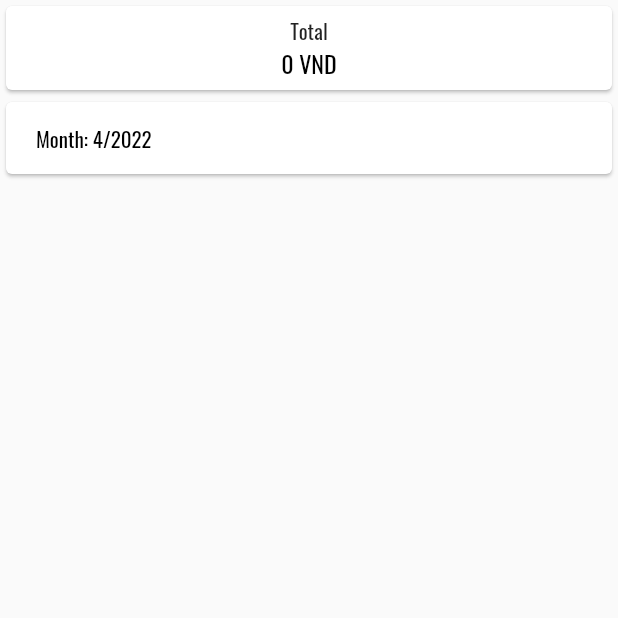
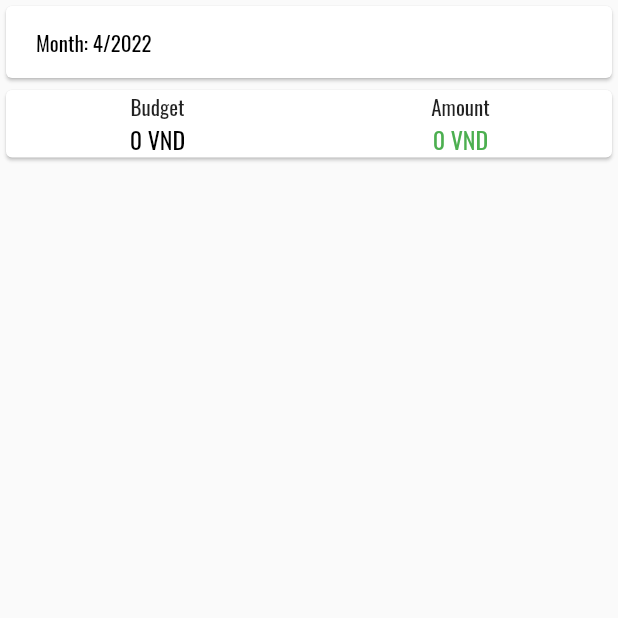
Before and after one commit to thagdet96/opalus, a Flutter app: the BudgetScreen screen opened directly, on a phone screen of 412 x 824 dp, the top half of it. Run offline on Flutter 3.47's test engine with Material 2 defaults, Android fonts, the phone set to English and light mode, and no system bars; our stand-ins replace badges, date_time_picker, flutter_masked_text, flutter_svg, fluttertoast, scroll_to_index and 2 more; missing offline and left inert: cell_calendar, filter_list, month_year_picker, shared_preferences_settings; accounts and stored records are empty.

Commit message:
feat: Add budget for tags

```diff
--- a/lib/src/models/response/summarizeTag.dart
+++ b/lib/src/models/response/summarizeTag.dart
@@ -1,21 +1,26 @@
 import 'dart:convert';
+
 import 'package:opalus/src/models/index.dart';
 
 class SummarizeTag {
   final Tag tag;
   final int amount;
+  final int budget;
   SummarizeTag({
     required this.tag,
     required this.amount,
+    required this.budget,
   });
 
   SummarizeTag copyWith({
     Tag? tag,
     int? amount,
+    int? budget,
   }) {
     return SummarizeTag(
       tag: tag ?? this.tag,
       amount: amount ?? this.amount,
+      budget: budget ?? this.budget,
     );
   }
 
@@ -24,6 +29,7 @@ class SummarizeTag {
 
     result.addAll({'tag': tag.toMap()});
     result.addAll({'amount': amount});
+    result.addAll({'budget': budget});
 
     return result;
   }
@@ -32,6 +38,7 @@ class SummarizeTag {
     return SummarizeTag(
       tag: Tag.fromMap(map['tag']),
       amount: map['amount']?.toInt() ?? 0,
+      budget: map['budget']?.toInt() ?? 0,
     );
   }
 
@@ -41,15 +48,19 @@ class SummarizeTag {
       SummarizeTag.fromMap(json.decode(source));
 
   @override
-  String toString() => 'SummarizeTag(tag: $tag, amount: $amount)';
+  String toString() =>
+      'SummarizeTag(tag: $tag, amount: $amount, budget: $budget)';
 
   @override
   bool operator ==(Object other) {
     if (identical(this, other)) return true;
 
-    return other is SummarizeTag && other.tag == tag && other.amount == amount;
+    return other is SummarizeTag &&
+        other.tag == tag &&
+        other.amount == amount &&
+        other.budget == budget;
   }
 
   @override
-  int get hashCode => tag.hashCode ^ amount.hashCode;
+  int get hashCode => tag.hashCode ^ amount.hashCode ^ budget.hashCode;
 }
--- a/lib/src/utils/constants.dart
+++ b/lib/src/utils/constants.dart
@@ -7,5 +7,7 @@ class CONSTANT_TEXT {
   static const INCOME = 'Income';
   static const OUTCOME = 'Outcome';
   static const TOTAL = 'Total';
+  static const BUDGET = 'Budget';
+  static const AMOUNT = 'Amount';
   static const ERROR_REQUIRED_FIELD = 'This field is required';
 }
--- a/lib/src/utils/formats.dart
+++ b/lib/src/utils/formats.dart
@@ -44,5 +44,7 @@ Text convertToCurrencyV2(int amount, {TextStyle? style, TextAlign? textAlign}) {
 String getRange({required DateTime startDate, required DateTime endDate}) {
   const String pattern = 'dd/MM';
 
-  return DateFormat(pattern).format(startDate) + ' ~ ' + DateFormat(pattern).format(endDate);
+  return DateFormat(pattern).format(startDate) +
+      ' ~ ' +
+      DateFormat(pattern).format(endDate);
 }
--- /dev/null
+++ b/lib/src/views/components/budget/budgetBar.dart
@@ -0,0 +1,42 @@
+import 'package:flutter/material.dart';
+import 'package:opalus/src/utils/constants.dart';
+import 'package:opalus/src/utils/formats.dart';
+import 'package:opalus/src/utils/myTheme.dart';
+import 'package:opalus/src/views/components/transaction/byGroup/summarizedTopItem.dart';
+
+class BudgetBar extends StatelessWidget implements PreferredSizeWidget {
+  final int budget;
+  final int amount;
+  Size get preferredSize => const Size.fromHeight(64);
+
+  BudgetBar({required this.budget, required this.amount});
+
+  @override
+  Widget build(BuildContext context) {
+    return Card(
+      child: Row(
+        children: [
+          SummarizedTopItem(
+            title: CONSTANT_TEXT.BUDGET,
+            amount: convertToCurrency(
+              budget,
+              style: MyTheme.bigCurrency(context),
+            ),
+          ),
+          SummarizedTopItem(
+            title: CONSTANT_TEXT.AMOUNT,
+            amount: convertToCurrency(
+              amount,
+              style: MyTheme.bigCurrency(
+                context,
+                amount > budget
+                    ? TRANSACTION_TYPE.OUTCOME
+                    : TRANSACTION_TYPE.INCOME,
+              ),
+            ),
+          ),
+        ],
+      ),
+    );
+  }
+}
--- a/lib/src/views/components/statistic/content/ListByTag.dart
+++ b/lib/src/views/components/statistic/content/ListByTag.dart
@@ -73,7 +73,6 @@ class ListByTagState extends State<ListByTag> {
   @override
   Widget build(BuildContext context) {
     return Scaffold(
-      appBar: TotalBar(total: total),
       body: Column(
         children: [
           TagFilter(
@@ -85,6 +84,7 @@ class ListByTagState extends State<ListByTag> {
             endDate: endDate,
             onChangeDate: onChangeDate,
           ),
+          TotalBar(total: total),
           Expanded(
             child: ListView.separated(
               itemCount: groupTransactionByTag.length,
--- a/lib/src/views/ui/budget/budgetScreen.dart
+++ b/lib/src/views/ui/budget/budgetScreen.dart
@@ -3,8 +3,8 @@ import 'package:month_year_picker/month_year_picker.dart';
 import 'package:opalus/src/models/response/summarizeTag.dart';
 import 'package:opalus/src/services/tag.dart';
 import 'package:opalus/src/services/transaction.dart';
+import 'package:opalus/src/views/components/budget/BudgetBar.dart';
 import 'package:opalus/src/views/components/budget/rowTagBudget.dart';
-import 'package:opalus/src/views/components/statistic/header/TotalBar.dart';
 import 'package:shared_preferences_settings/shared_preferences_settings.dart';
 
 class BudgetScreen extends StatefulWidget {
@@ -17,7 +17,8 @@ class BudgetScreenState extends State<BudgetScreen> {
   final tagService = TagService();
   DateTime date = DateTime.now();
   late final List<SummarizeTag> budgetTags;
-  int total = 0;
+  int totalAmount = 0;
+  int totalBudget = 0;
   List<SummarizeTag> summarizeTags = [];
 
   @override
@@ -28,15 +29,23 @@ class BudgetScreenState extends State<BudgetScreen> {
 
   onMounted() async {
     var allTags = await tagService.getAll();
+    int allBudget = 0;
     budgetTags = await allTags.fold([], (previousValue, tag) async {
       int budget = int.parse(
         await Settings().getString(tag.name + '-setting', '0'),
       );
 
-      if (budget == 0) return previousValue == null ? [] : previousValue;
+      if (budget == 0) return previousValue;
 
-      (await previousValue).add(SummarizeTag(tag: tag, amount: budget));
+      (await previousValue)
+          .add(SummarizeTag(tag: tag, budget: budget, amount: 0));
+      allBudget += budget;
+
       return previousValue;
+    });
+
+    setState(() {
+      totalBudget = allBudget;
     });
 
     summarizeBudgetTag();
@@ -60,16 +69,14 @@ class BudgetScreenState extends State<BudgetScreen> {
   }
 
   void summarizeBudgetTag() async {
-    var listIds = budgetTags.map((e) => e.tag.id).toList();
-
     var fetched = await transactionService.summarizeBudgetTag(
       DateTime(date.year, date.month, 1),
       DateTime(date.year, date.month + 1, 0),
-      listIds,
+      budgetTags,
     );
 
     setState(() {
-      total = fetched.total;
+      totalAmount = fetched.total;
       summarizeTags = fetched.summarizeTags;
     });
   }
@@ -78,9 +85,6 @@ class BudgetScreenState extends State<BudgetScreen> {
   Widget build(BuildContext context) {
     // TODO: implement build
     return Scaffold(
-      appBar: TotalBar(
-        total: total,
-      ),
       body: Column(
         children: [
           Card(
@@ -101,6 +105,7 @@ class BudgetScreenState extends State<BudgetScreen> {
               ],
             ),
           ),
+          BudgetBar(amount: totalAmount, budget: totalBudget),
           Expanded(
             child: ListView.separated(
               itemCount: summarizeTags.length,
```
Also changed, not shown: lib/src/services/transaction.dart (+7 -16 lines), lib/src/views/components/budget/rowTagBudget.dart (+15 -2 lines).
